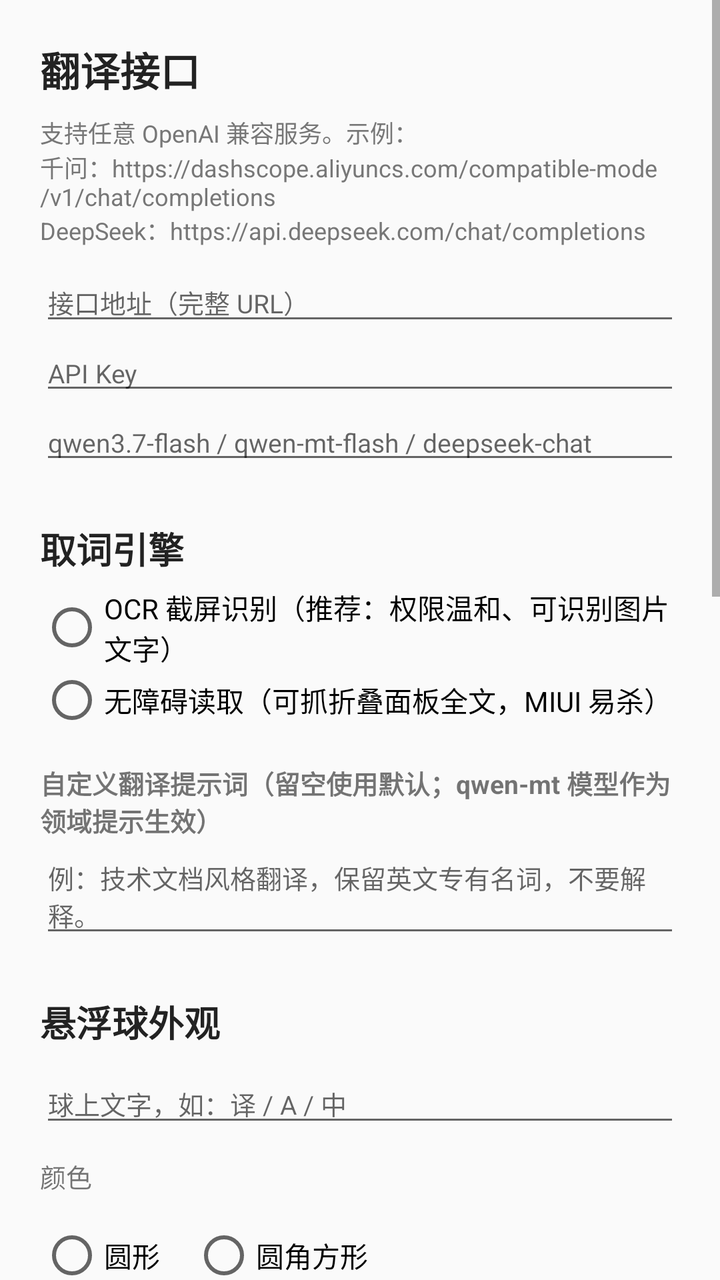
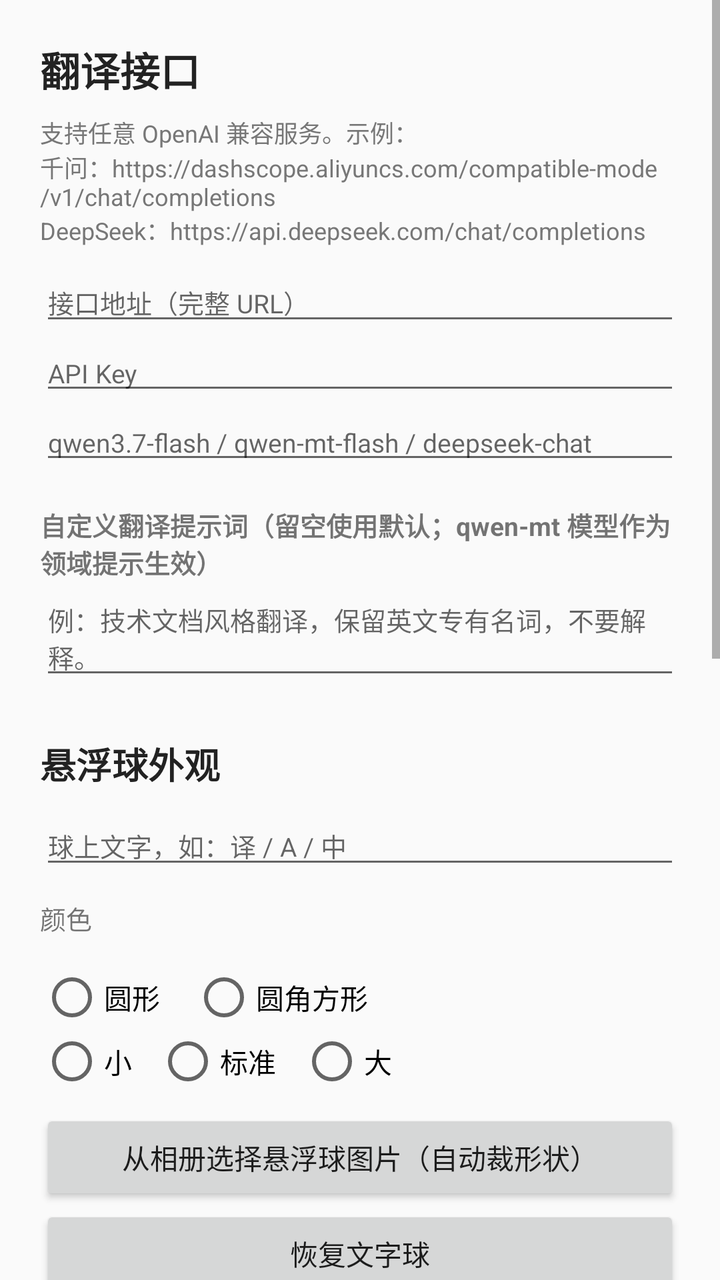

Screens rendered from an Android XML layout before and after an edit, with the pre-edit source and the edit as a unified diff.
<!-- AndroidManifest.xml: application theme Theme.App -->
<!-- res/layout/activity_settings.xml -->
<?xml version="1.0" encoding="utf-8"?>
<ScrollView xmlns:android="http://schemas.android.com/apk/res/android"
    android:layout_width="match_parent"
    android:layout_height="match_parent">

    <LinearLayout
        android:layout_width="match_parent"
        android:layout_height="wrap_content"
        android:orientation="vertical"
        android:padding="20dp">

        <TextView
            android:layout_width="wrap_content"
            android:layout_height="wrap_content"
            android:text="翻译接口"
            android:textColor="#222222"
            android:textSize="20sp"
            android:textStyle="bold" />

        <TextView
            android:layout_width="match_parent"
            android:layout_height="wrap_content"
            android:layout_marginTop="8dp"
            android:text="支持任意 OpenAI 兼容服务。示例：\n千问：https://dashscope.aliyuncs.com/compatible-mode/v1/chat/completions\nDeepSeek：https://api.deepseek.com/chat/completions"
            android:textColor="#777777"
            android:textSize="12sp" />

        <EditText
            android:id="@+id/etUrl"
            android:layout_width="match_parent"
            android:layout_height="wrap_content"
            android:layout_marginTop="8dp"
            android:hint="接口地址（完整 URL）"
            android:inputType="textUri"
            android:textSize="13sp" />

        <EditText
            android:id="@+id/etKey"
            android:layout_width="match_parent"
            android:layout_height="wrap_content"
            android:hint="API Key"
            android:inputType="text"
            android:textSize="13sp" />

        <EditText
            android:id="@+id/etModel"
            android:layout_width="match_parent"
            android:layout_height="wrap_content"
            android:hint="qwen3.7-flash / qwen-mt-flash / deepseek-chat"
            android:inputType="text"
            android:textSize="13sp" />

        <TextView
            android:layout_width="wrap_content"
            android:layout_height="wrap_content"
            android:layout_marginTop="24dp"
            android:text="取词引擎"
            android:textColor="#222222"
            android:textSize="18sp"
            android:textStyle="bold" />

        <RadioGroup
            android:id="@+id/rgEngine"
            android:layout_width="match_parent"
            android:layout_height="wrap_content"
            android:layout_marginTop="6dp"
            android:orientation="vertical">

            <RadioButton
                android:id="@+id/rbEngineOcr"
                android:layout_width="wrap_content"
                android:layout_height="wrap_content"
                android:text="OCR 截屏识别（推荐：权限温和、可识别图片文字）" />

            <RadioButton
                android:id="@+id/rbEngineA11y"
                android:layout_width="wrap_content"
                android:layout_height="wrap_content"
                android:text="无障碍读取（可抓折叠面板全文，MIUI 易杀）" />
        </RadioGroup>

        <TextView
            android:layout_width="wrap_content"
            android:layout_height="wrap_content"
            android:layout_marginTop="16dp"
            android:text="自定义翻译提示词（留空使用默认；qwen-mt 模型作为领域提示生效）"
            android:textSize="13sp"
            android:textStyle="bold" />

        <EditText
            android:id="@+id/etPrompt"
            android:layout_width="match_parent"
            android:layout_height="wrap_content"
            android:gravity="top"
            android:hint="例：技术文档风格翻译，保留英文专有名词，不要解释。"
            android:inputType="textMultiLine"
            android:minLines="2"
            android:textSize="13sp" />

        <TextView
            android:layout_width="wrap_content"
            android:layout_height="wrap_content"
            android:layout_marginTop="24dp"
            android:text="悬浮球外观"
            android:textColor="#222222"
            android:textSize="18sp"
            android:textStyle="bold" />

        <EditText
            android:id="@+id/etBallText"
            android:layout_width="match_parent"
            android:layout_height="wrap_content"
            android:layout_marginTop="8dp"
            android:hint="球上文字，如：译 / A / 中"
            android:inputType="text"
            android:textSize="13sp" />

        <TextView
            android:layout_width="wrap_content"
            android:layout_height="wrap_content"
            android:layout_marginTop="10dp"
            android:text="颜色"
            android:textSize="13sp" />

        <LinearLayout
            android:id="@+id/colorRow"
            android:layout_width="match_parent"
            android:layout_height="wrap_content"
            android:layout_marginTop="6dp"
            android:gravity="center_vertical"
            android:orientation="horizontal" />

        <RadioGroup
            android:id="@+id/rgShape"
            android:layout_width="match_parent"
            android:layout_height="wrap_content"
            android:layout_marginTop="8dp"
            android:orientation="horizontal">

            <RadioButton
                android:id="@+id/rbCircle"
                android:layout_width="wrap_content"
                android:layout_height="wrap_content"
                android:text="圆形" />

            <RadioButton
                android:id="@+id/rbRounded"
                android:layout_width="wrap_content"
                android:layout_height="wrap_content"
                android:layout_marginStart="16dp"
                android:text="圆角方形" />
        </RadioGroup>

        <RadioGroup
            android:id="@+id/rgSize"
            android:layout_width="match_parent"
            android:layout_height="wrap_content"
            android:orientation="horizontal">

            <RadioButton
                android:id="@+id/rbSmall"
                android:layout_width="wrap_content"
                android:layout_height="wrap_content"
                android:text="小" />

            <RadioButton
                android:id="@+id/rbMid"
                android:layout_width="wrap_content"
                android:layout_height="wrap_content"
                android:layout_marginStart="12dp"
                android:text="标准" />

            <RadioButton
                android:id="@+id/rbBig"
                android:layout_width="wrap_content"
                android:layout_height="wrap_content"
                android:layout_marginStart="12dp"
                android:text="大" />
        </RadioGroup>

        <Button
            android:id="@+id/btnPickImage"
            android:layout_width="match_parent"
            android:layout_height="wrap_content"
            android:layout_marginTop="8dp"
            android:text="从相册选择悬浮球图片（自动裁形状）" />

        <Button
            android:id="@+id/btnClearImage"
            android:layout_width="match_parent"
            android:layout_height="wrap_content"
            android:text="恢复文字球" />

        <TextView
            android:layout_width="wrap_content"
            android:layout_height="wrap_content"
            android:layout_marginTop="24dp"
            android:text="译文面板"
            android:textColor="#222222"
            android:textSize="18sp"
            android:textStyle="bold" />

        <TextView
            android:layout_width="wrap_content"
            android:layout_height="wrap_content"
            android:layout_marginTop="6dp"
            android:text="面板高度（占屏幕比例）"
            android:textSize="13sp" />

        <LinearLayout
            android:layout_width="match_parent"
            android:layout_height="wrap_content"
            android:gravity="center_vertical"
            android:orientation="horizontal">

            <SeekBar
                android:id="@+id/sbHeight"
                android:layout_width="0dp"
                android:layout_height="wrap_content"
                android:layout_weight="1"
                android:max="70"
                android:progress="50" />

            <TextView
                android:id="@+id/tvHeightVal"
                android:layout_width="wrap_content"
                android:layout_height="wrap_content"
                android:minWidth="48dp"
                android:text="80%"
                android:textSize="14sp"
                android:textStyle="bold" />
        </LinearLayout>

        <TextView
            android:layout_width="wrap_content"
            android:layout_height="wrap_content"
            android:layout_marginTop="6dp"
            android:text="标题栏按钮大小"
            android:textSize="13sp" />

        <RadioGroup
            android:id="@+id/rgBtnSize"
            android:layout_width="match_parent"
            android:layout_height="wrap_content"
            android:orientation="horizontal">

            <RadioButton
                android:id="@+id/rbBtnSmall"
                android:layout_width="wrap_content"
                android:layout_height="wrap_content"
                android:text="小" />

            <RadioButton
                android:id="@+id/rbBtnMid"
                android:layout_width="wrap_content"
                android:layout_height="wrap_content"
                android:layout_marginStart="12dp"
                android:text="标准" />

            <RadioButton
                android:id="@+id/rbBtnBig"
                android:layout_width="wrap_content"
                android:layout_height="wrap_content"
                android:layout_marginStart="12dp"
                android:text="大" />
        </RadioGroup>

        <TextView
            android:layout_width="wrap_content"
            android:layout_height="wrap_content"
            android:layout_marginTop="24dp"
            android:text="App 图标与桌面入口"
            android:textColor="#222222"
            android:textSize="18sp"
            android:textStyle="bold" />

        <Button
            android:id="@+id/btnAliasRed"
            android:layout_width="match_parent"
            android:layout_height="wrap_content"
            android:layout_marginTop="8dp"
            android:text="显示为：闪译（红色闪电图标）" />

        <Button
            android:id="@+id/btnAliasBlue"
            android:layout_width="match_parent"
            android:layout_height="wrap_content"
            android:text="显示为：备忘录（蓝色图标）" />

        <Button
            android:id="@+id/btnAliasGreen"
            android:layout_width="match_parent"
            android:layout_height="wrap_content"
            android:text="显示为：工具箱（绿色图标）" />

        <TextView
            android:layout_width="match_parent"
            android:layout_height="wrap_content"
            android:layout_marginTop="12dp"
            android:text="或用你自己的图片 + 名字，在桌面创建一个入口（原应用图标可拖入文件夹隐藏）："
            android:textColor="#777777"
            android:textSize="12sp" />

        <EditText
            android:id="@+id/etShortcutName"
            android:layout_width="match_parent"
            android:layout_height="wrap_content"
            android:layout_marginTop="4dp"
            android:hint="桌面入口名称"
            android:inputType="text"
            android:textSize="13sp" />

        <Button
            android:id="@+id/btnPinShortcut"
            android:layout_width="match_parent"
            android:layout_height="wrap_content"
            android:text="选图并创建桌面入口" />

        <Button
            android:id="@+id/btnSave"
            android:layout_width="match_parent"
            android:layout_height="wrap_content"
            android:layout_marginTop="24dp"
            android:layout_marginBottom="12dp"
            android:text="保存全部设置" />
    </LinearLayout>
</ScrollView>
<!-- resources referenced by this layout -->
<resources>
  <style name="Theme.App" parent="Theme.AppCompat.Light.NoActionBar" />
</resources>

<!-- the commit's change to res/layout/activity_settings.xml (unified diff, before → after) -->
@@ -53,35 +53,6 @@
         <TextView
             android:layout_width="wrap_content"
             android:layout_height="wrap_content"
-            android:layout_marginTop="24dp"
-            android:text="取词引擎"
-            android:textColor="#222222"
-            android:textSize="18sp"
-            android:textStyle="bold" />
-
-        <RadioGroup
-            android:id="@+id/rgEngine"
-            android:layout_width="match_parent"
-            android:layout_height="wrap_content"
-            android:layout_marginTop="6dp"
-            android:orientation="vertical">
-
-            <RadioButton
-                android:id="@+id/rbEngineOcr"
-                android:layout_width="wrap_content"
-                android:layout_height="wrap_content"
-                android:text="OCR 截屏识别（推荐：权限温和、可识别图片文字）" />
-
-            <RadioButton
-                android:id="@+id/rbEngineA11y"
-                android:layout_width="wrap_content"
-                android:layout_height="wrap_content"
-                android:text="无障碍读取（可抓折叠面板全文，MIUI 易杀）" />
-        </RadioGroup>
-
-        <TextView
-            android:layout_width="wrap_content"
-            android:layout_height="wrap_content"
             android:layout_marginTop="16dp"
             android:text="自定义翻译提示词（留空使用默认；qwen-mt 模型作为领域提示生效）"
             android:textSize="13sp"
